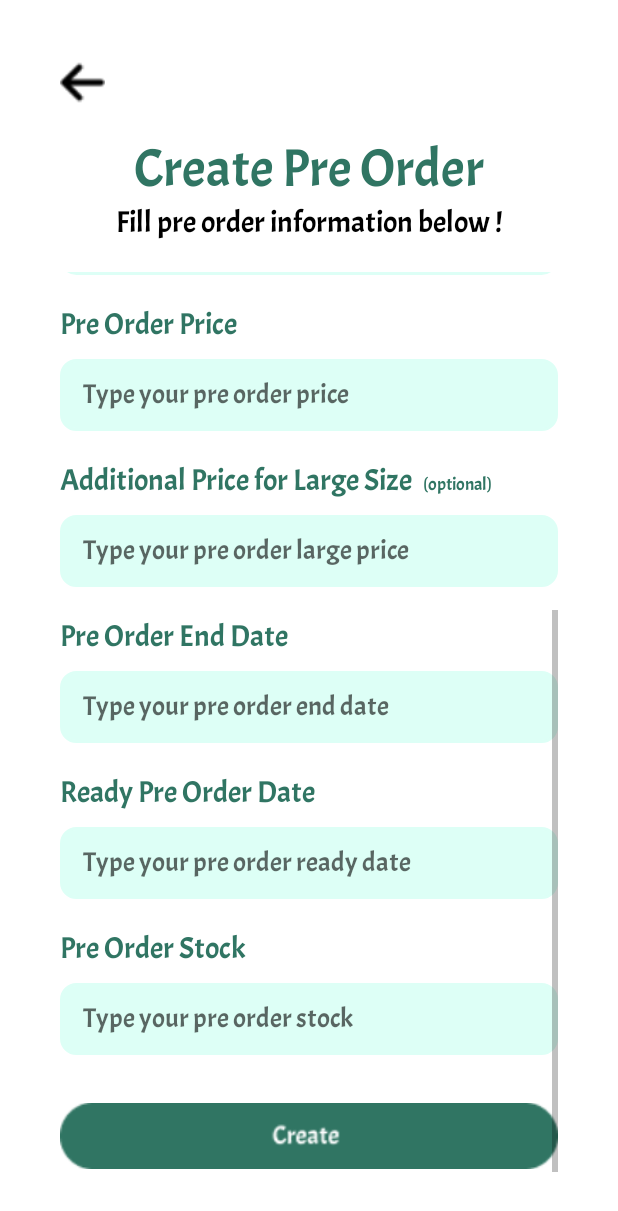
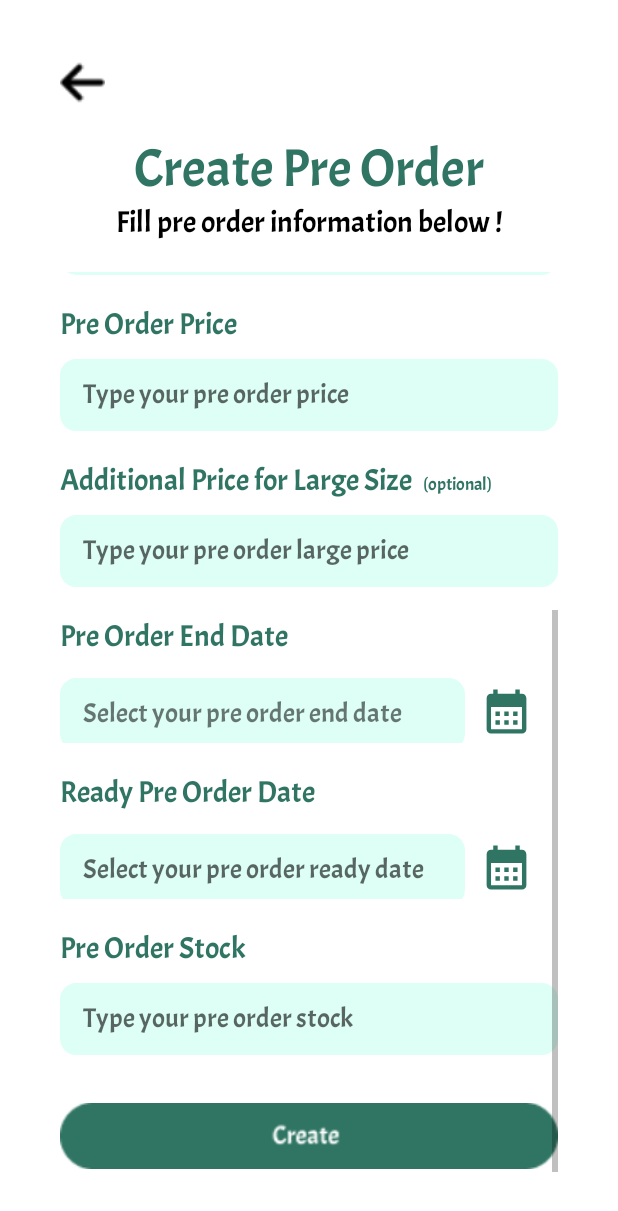
Before and after one commit to rickywizard/demarj-mobile, an Android app: the CreateActivity screen opened directly, with no data from a screen before it, scrolled down 360 dp, on a phone screen of 412 x 824 dp. Shown: the top 1211 px of the screen. Run offline under Robolectric (Android 15) with nearby library versions, the phone set to English and light mode, and no system bars; our stand-ins replace Firebase (no records; nobody signed in at launch, a user with empty details on screens opened directly); pictures from the network do not load.

Commit message:
create pre order - 2

```diff
--- a/app/src/main/java/edu/bluejack23_2/demarj/model/PreOrder.kt
+++ b/app/src/main/java/edu/bluejack23_2/demarj/model/PreOrder.kt
@@ -10,8 +10,8 @@ data class PreOrder(
     val po_desc: String? = null,
     val po_price: Int? = 0,
     val po_large_price: Int? = 0,
-    val po_end_date: LocalDate? = null,
-    val po_ready_date: LocalDate? = null,
+    val po_end_date: String? = null,
+    val po_ready_date: String? = null,
     val po_stock: Int? = 0,
     val po_ownerId: String? = null
 )
--- a/app/src/main/java/edu/bluejack23_2/demarj/repository/PreOrderRepository.kt
+++ b/app/src/main/java/edu/bluejack23_2/demarj/repository/PreOrderRepository.kt
@@ -13,7 +13,7 @@ import kotlin.coroutines.suspendCoroutine
 
 class PreOrderRepository {
 
-    private val database: DatabaseReference = FirebaseDatabase.getInstance("https://demarj-59046-default-rtdb.asia-southeast1.firebasedatabase.app").getReference("users")
+    private val database: DatabaseReference = FirebaseDatabase.getInstance("https://demarj-59046-default-rtdb.asia-southeast1.firebasedatabase.app").getReference("pre_orders")
     private val storage = FirebaseStorage.getInstance().reference
 
     suspend fun uploadPreOrderImg(userId: String, uri: Uri): Result<String> = suspendCoroutine { continuation ->
@@ -33,12 +33,12 @@ class PreOrderRepository {
         }
     }
 
-    suspend fun addPreOrder(po_img: String, po_name: String, po_desc: String, po_price: Int, po_large_price: Int, po_end_date: LocalDate, po_ready_date: LocalDate, po_stock: Int, po_ownerId: String): Result<String> = suspendCoroutine {continuation ->
+    suspend fun addPreOrder(po_img: String, po_name: String, po_desc: String, po_price: Int, po_large_price: Int, po_end_date: String, po_ready_date: String, po_stock: Int, po_ownerId: String): Result<String> = suspendCoroutine {continuation ->
         val poId = database.push().key ?: run {
             continuation.resume(Result.failure(Exception("Failed to generate unique ID")))
             return@suspendCoroutine
         }
-
+        Log.d("PO Repository", poId)
         val po = PreOrder (
             poId = poId,
             po_img = po_img,
--- /dev/null
+++ b/app/src/main/res/drawable/calendar_icon.xml
@@ -0,0 +1,5 @@
+<vector android:height="24dp" android:tint="#307563"
+    android:viewportHeight="24" android:viewportWidth="24"
+    android:width="24dp" xmlns:android="http://schemas.android.com/apk/res/android">
+    <path android:fillColor="@android:color/white" android:pathData="M19,4h-1V2h-2v2H8V2H6v2H5C3.89,4 3.01,4.9 3.01,6L3,20c0,1.1 0.89,2 2,2h14c1.1,0 2,-0.9 2,-2V6C21,4.9 20.1,4 19,4zM19,20H5V10h14V20zM9,14H7v-2h2V14zM13,14h-2v-2h2V14zM17,14h-2v-2h2V14zM9,18H7v-2h2V18zM13,18h-2v-2h2V18zM17,18h-2v-2h2V18z"/>
+</vector>
--- a/app/src/main/res/layout/activity_create.xml
+++ b/app/src/main/res/layout/activity_create.xml
@@ -196,17 +196,35 @@
                 android:layout_marginTop="20dp"
                 />
 
-            <EditText
+            <LinearLayout
+                android:layout_width="match_parent"
+                android:layout_height="wrap_content"
+                android:orientation="horizontal"
+                android:gravity="center_vertical">
+
+                <TextView
                     android:id="@+id/po_end_date_create"
-                android:layout_width="match_parent"
+                    android:layout_width="270dp"
                     android:layout_height="48dp"
                     android:background="@drawable/text_field_rounded"
                     android:fontFamily="@font/acme"
                     android:paddingLeft="15dp"
-                android:hint="Type your pre order end date"
-                android:inputType="date"
+                    android:text="Select your pre order end date"
+                    android:textSize="18sp"
                     android:layout_marginTop="10dp"
+                    android:gravity="center_vertical"
                     />
+
+                <ImageView
+                    android:id="@+id/create_end_date_picker"
+                    android:layout_width="35dp"
+                    android:layout_height="35dp"
+                    android:src="@drawable/calendar_icon"
+                    android:layout_marginLeft="10dp"
+                    android:layout_marginTop="8dp"
+                    />
+
+            </LinearLayout>
 
             <TextView
                 android:id="@+id/po_ready_date_text_create"
@@ -219,17 +237,35 @@
                 android:layout_marginTop="20dp"
                 />
 
-            <EditText
+            <LinearLayout
+                android:layout_width="match_parent"
+                android:layout_height="wrap_content"
+                android:orientation="horizontal"
+                android:gravity="center_vertical">
+
+                <TextView
                     android:id="@+id/po_ready_date_create"
-                android:layout_width="match_parent"
+                    android:layout_width="270dp"
                     android:layout_height="48dp"
                     android:background="@drawable/text_field_rounded"
                     android:fontFamily="@font/acme"
                     android:paddingLeft="15dp"
-                android:hint="Type your pre order ready date"
-                android:inputType="date"
+                    android:hint="Select your pre order ready date"
+                    android:textSize="18sp"
                     android:layout_marginTop="10dp"
+                    android:gravity="center_vertical"
                     />
+
+                <ImageView
+                    android:id="@+id/create_ready_date_picker"
+                    android:layout_width="35dp"
+                    android:layout_height="35dp"
+                    android:src="@drawable/calendar_icon"
+                    android:layout_marginLeft="10dp"
+                    android:layout_marginTop="8dp"
+                    />
+
+            </LinearLayout>
 
             <TextView
                 android:id="@+id/po_stock_text_create"
```
Also changed, not shown: app/src/main/java/edu/bluejack23_2/demarj/activities/CreateActivity.kt (+72 -22 lines), app/src/main/java/edu/bluejack23_2/demarj/viewmodel/AddPreOrderViewModel.kt (+29 -6 lines). Lines whose indentation alone changed are shown as unchanged.
